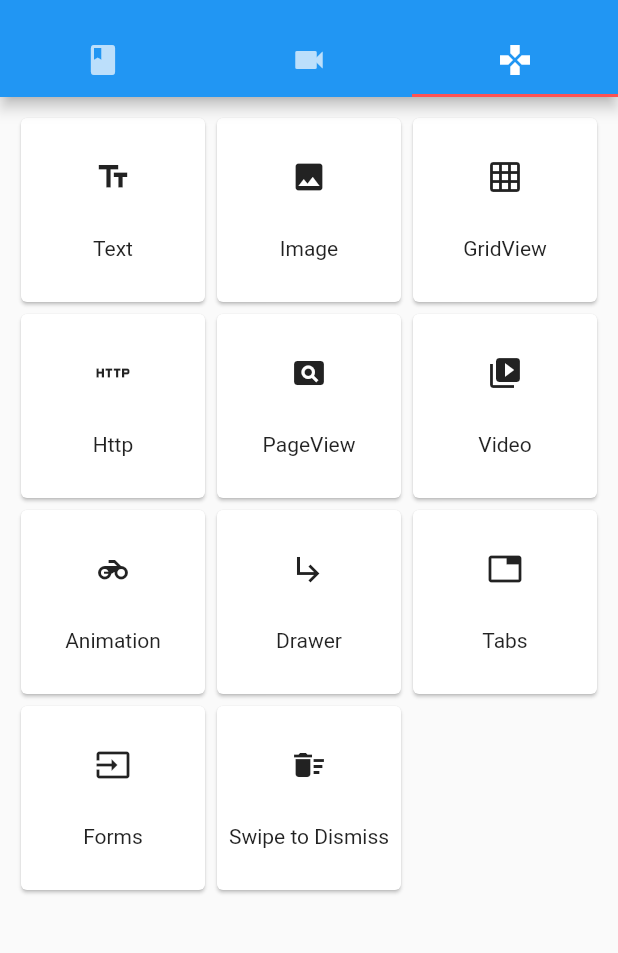
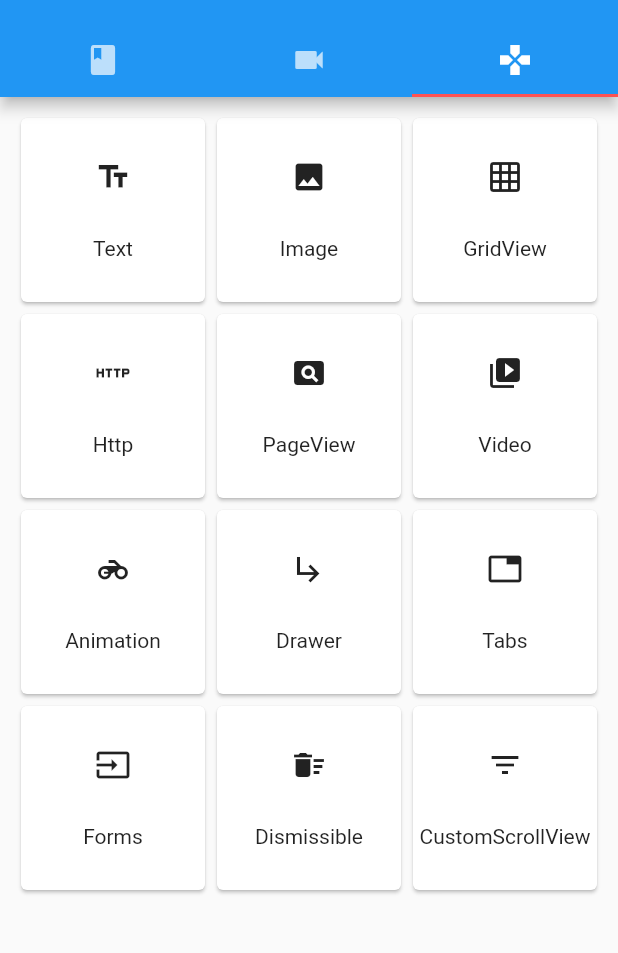
Before and after one commit to jiangkang/flutter-system, a Flutter app: the TabsDemo screen opened by its route, tab 3 chosen, on a phone screen of 412 x 824 dp, the part 59-1012 px from its top. Run offline on Flutter 3.47's test engine with Material 2 defaults, Android fonts, the phone set to English and light mode, and no system bars; our stand-ins replace flutter_markdown, video_player, webview_flutter; network calls fail.

Commit message:
CustomScrollView

```diff
--- a/lib/entries.dart
+++ b/lib/entries.dart
@@ -22,7 +22,9 @@ final List<EntryItem> demoEntries = [
   EntryItem("Drawer", "/demo/drawer", icon: Icons.subdirectory_arrow_right),
   EntryItem("Tabs", "/demo/tabs", icon: Icons.tab),
   EntryItem("Forms", "/demo/forms", icon: Icons.input),
-  EntryItem("Swipe to Dismiss", "/demo/dismissible", icon: Icons.delete_sweep),
+  EntryItem("Dismissible", "/demo/dismissible", icon: Icons.delete_sweep),
+  EntryItem("CustomScrollView", "/demo/CustomScrollView",
+      icon: Icons.filter_list),
 ];
 
 final List<Article> articleEntries = [
--- a/lib/page/page_entry.dart
+++ b/lib/page/page_entry.dart
@@ -75,7 +75,11 @@ class DemoEntry extends StatelessWidget {
                   mainAxisSize: MainAxisSize.max,
                   children: <Widget>[
                     Icon(demoEntries[index].icon),
-                    Text(demoEntries[index].title)
+                    Text(
+                      demoEntries[index].title,
+                      softWrap: false,
+                      overflow: TextOverflow.fade,
+                    )
                   ],
                 ),
                 onTap: () {
--- a/lib/page_routers.dart
+++ b/lib/page_routers.dart
@@ -1,6 +1,7 @@
 import 'package:flutter/material.dart';
 import 'package:flutter_system/demos/demo_animation.dart';
 import 'package:flutter_system/demos/demo_container.dart';
+import 'package:flutter_system/demos/demo_custom_scrollview.dart';
 import 'package:flutter_system/demos/demo_dismissible.dart';
 import 'package:flutter_system/demos/demo_drawer.dart';
 import 'package:flutter_system/demos/demo_forms.dart';
@@ -36,4 +37,5 @@ final Map<String, WidgetBuilder> pageRouters = {
   "/demo/tabs": (BuildContext context) => TabsDemo(),
   "/demo/forms": (BuildContext context) => FormsDemo(),
   "/demo/dismissible": (BuildContext context) => SwipeDismissDemo(),
+  "/demo/CustomScrollView": (BuildContext context) => CustomScrollViewDemo(),
 };
--- a/pubspec.yaml
+++ b/pubspec.yaml
@@ -34,6 +34,7 @@ dependencies:
 #  battery:
   flutter_markdown:
   dartdoc:
+  cached_network_image:
 
 dev_dependencies:
   flutter_test:
```
Also changed, not shown: lib/demos/demo_custom_scrollview.dart (added, +44 -0 lines), pubspec.lock, 1 other file.
